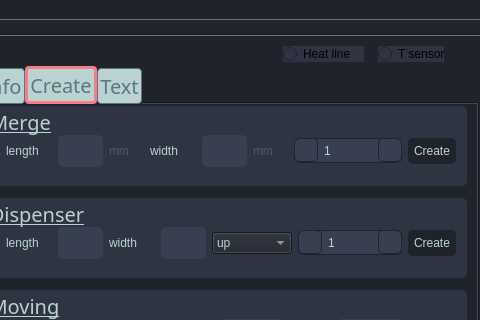
pandix73/qtgraphics, file mainwindow.ui: the form before one commit; both pictures show x 772 to 1252 and y 0 to 320 of the 1252 by 696 pixel window.
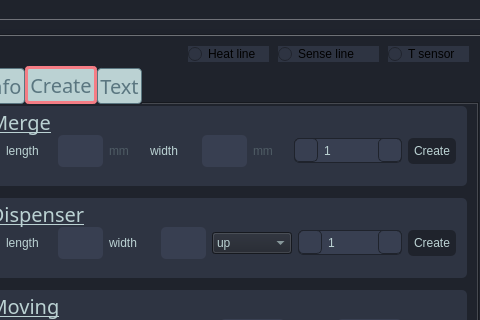
The form after the commit. Icons and pictures are not drawn.

Commit message: 2019.01.24 1. update : line fit to grid (pick the closest grid to connect) 2. delete : mouse move event, because it doesn't show when moving, no need for the function

Diff of the .ui file:
```diff
--- a/mainwindow.ui
+++ b/mainwindow.ui
@@ -2382,9 +2382,9 @@
    <widget class="QRadioButton" name="temperature_sensor">
     <property name="geometry">
      <rect>
-      <x>1150</x>
+      <x>1160</x>
       <y>10</y>
-      <width>66</width>
+      <width>81</width>
       <height>16</height>
      </rect>
     </property>
@@ -2401,7 +2401,7 @@
     </property>
     <property name="geometry">
      <rect>
-      <x>1055</x>
+      <x>960</x>
       <y>10</y>
       <width>81</width>
       <height>16</height>
@@ -2414,6 +2414,25 @@
      <string>Heat line</string>
     </property>
    </widget>
+   <widget class="QRadioButton" name="sense_line">
+    <property name="enabled">
+     <bool>true</bool>
+    </property>
+    <property name="geometry">
+     <rect>
+      <x>1050</x>
+      <y>10</y>
+      <width>101</width>
+      <height>16</height>
+     </rect>
+    </property>
+    <property name="styleSheet">
+     <string notr="true">	background-color : rgb(46, 52, 66);</string>
+    </property>
+    <property name="text">
+     <string>Sense line</string>
+    </property>
+   </widget>
   </widget>
   <widget class="QMenuBar" name="menuBar">
    <property name="geometry">
```
The commit also changes 6 other files.
